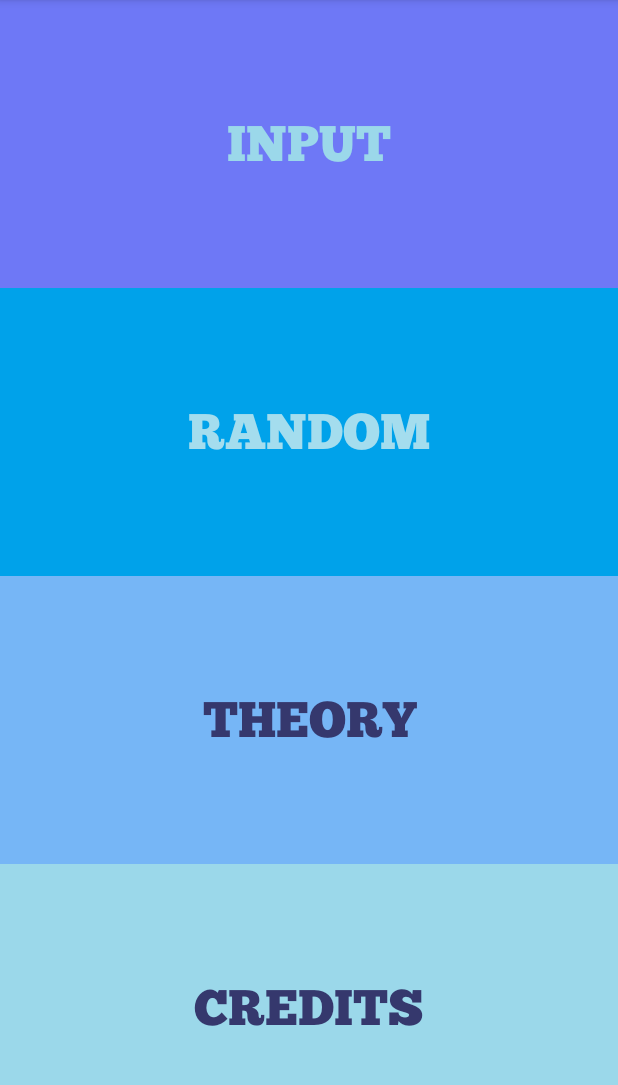
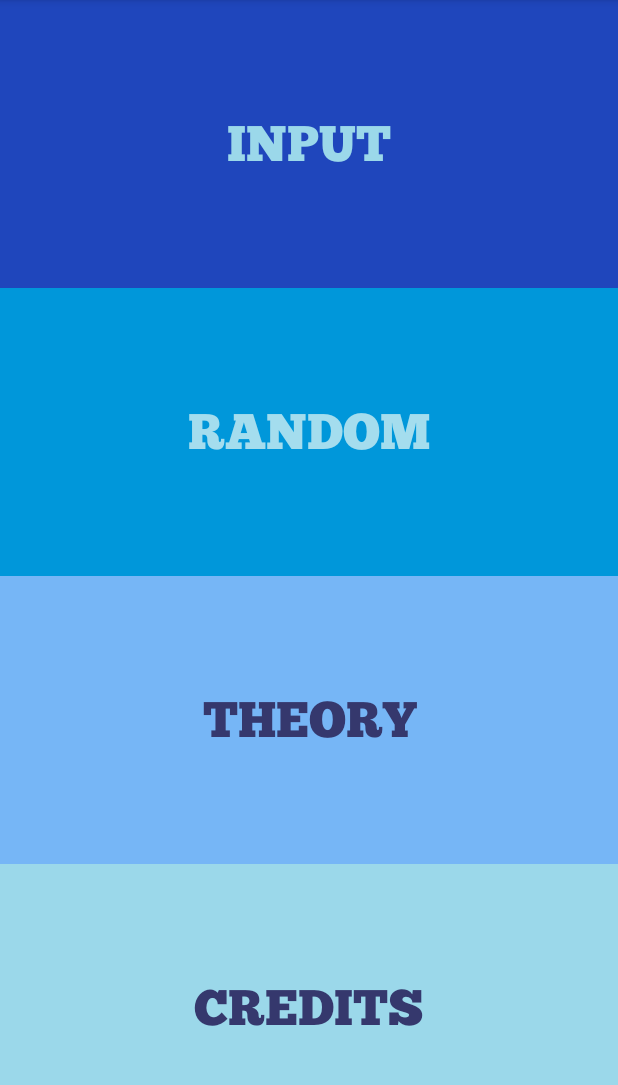
Before and after one commit to sayon794/Trans-Vibe, an Android app: the screen it shows after launch (MainActivity), on a phone screen of 412 x 824 dp, the part 84-1169 px from its top. Run offline under Robolectric (Android 15) with nearby library versions, the phone set to English and light mode, and no system bars; Roboto replaces fonts that are not available here.

Commit message:
hey new screen! maliha did it though

```diff
--- a/app/src/main/java/team15/com/transvibe/MainActivity.java
+++ b/app/src/main/java/team15/com/transvibe/MainActivity.java
@@ -18,6 +18,7 @@ public class MainActivity extends AppCompatActivity {
     protected void onCreate(Bundle savedInstanceState) {
         super.onCreate(savedInstanceState);
         setContentView(R.layout.activity_main);
+
         Button n[]=new Button [4];
         n[0]=(Button) findViewById(R.id.button1);
         n[1]=(Button) findViewById(R.id.button2);
--- /dev/null
+++ b/app/src/main/java/team15/com/transvibe/starting_screen.java
@@ -0,0 +1,107 @@
+package team15.com.transvibe;
+
+import android.graphics.Typeface;
+import android.os.Bundle;
+import android.support.design.widget.FloatingActionButton;
+import android.support.design.widget.Snackbar;
+import android.support.v7.app.AppCompatActivity;
+import android.support.v7.widget.Toolbar;
+import android.view.View;
+import android.view.animation.Animation;
+import android.view.animation.Animation.AnimationListener;
+import android.view.animation.AnimationUtils;
+import android.widget.TextView;
+import android.os.Handler;
+import java.util.Timer;
+import android.app.Activity;
+import android.util.Log;
+import android.os.Message;
+import java.util.TimerTask;
+import android.content.Intent;
+public class starting_screen extends AppCompatActivity {
+    TextView tv=null;
+    boolean done=false;
+
+    Runnable run1;
+    Runnable run2;
+    Runnable run3;
+    Handler handlerIntent;
+    @Override
+    protected void onCreate(Bundle savedInstanceState) {
+        super.onCreate(savedInstanceState);
+        setContentView(R.layout.activity_starting_screen);
+        tv= (TextView)findViewById(R.id.trans);
+        final Typeface face=Typeface.createFromAsset(getAssets(), "Chunkfive.otf");
+        tv.setTypeface(face);
+        setText("  TRANS");
+        int secondsDelayed = 3;
+        new Handler().postDelayed(run1 = new Runnable() {
+            public void run() {
+                tv = (TextView) findViewById(R.id.vibe);
+                tv.setTypeface(face);
+                setText("VIBE");
+            }
+        }, secondsDelayed * 1000);
+        int secondsDelayed3 = 4;
+        new Handler().postDelayed(run2 = new Runnable() {
+            public void run() {
+                Animation translatebu = AnimationUtils.loadAnimation(starting_screen.this, R.anim.starting);
+                TextView tv2 = (TextView) findViewById(R.id.tilde);
+                tv2.setText("~");
+                tv2.startAnimation(translatebu);
+            }
+        }, secondsDelayed3 * 1000);
+
+
+
+        int secondsDelayed2 = 6;
+        (handlerIntent = new Handler()).postDelayed(run3 = new Runnable() {
+            public void run() {
+
+                Intent intent = new Intent(starting_screen.this, MainActivity.class);
+                startActivity(intent);
+                finish();
+            }
+        }, secondsDelayed2 * 1000);
+
+    }
+    @Override
+    public void onBackPressed() {
+        handlerIntent.removeCallbacks(run3);
+        finish();
+
+    }
+    public void setText(final String s)
+    {
+        done=false;
+        final int[] i = new int[1];
+        i[0] = 0;
+        final int length = s.length();
+        final Handler handler = new Handler()
+        {
+            @Override
+            public void handleMessage(Message msg) {
+                super.handleMessage(msg);
+                char c= s.charAt(i[0]);
+                Log.d("Strange",""+c);
+                tv.append(String.valueOf(c));
+                i[0]++;
+            }
+        };
+
+        final Timer timer = new Timer();
+        TimerTask taskEverySplitSecond = new TimerTask() {
+            @Override
+            public void run() {
+                handler.sendEmptyMessage(0);
+                if (i[0] == length - 1) {
+                    timer.cancel();
+                    done=true;
+                }
+            }
+        };
+        timer.schedule(taskEverySplitSecond, 1, 400);
+
+    }
+
+}
--- /dev/null
+++ b/app/src/main/res/anim/starting.xml
@@ -0,0 +1,8 @@
+<?xml version="1.0" encoding="utf-8"?>
+<set xmlns:android="http://schemas.android.com/apk/res/android"
+    android:interpolator="@android:anim/accelerate_decelerate_interpolator">
+    <translate
+        android:fromYDelta="-100%p"
+        android:toYDelta="0"
+        android:duration="1000"/>
+</set>
--- a/app/src/main/res/layout/activity_main.xml
+++ b/app/src/main/res/layout/activity_main.xml
@@ -20,7 +20,7 @@
                 android:layout_weight="1"
                 android:layout_marginTop="-7dp"
                 android:layout_marginBottom="-7dp"
-                android:background="#6e78f6"
+                android:background="#1f46bc"
                 android:clickable="true"
                 android:textSize="33dp"
                 android:typeface="serif"
@@ -38,7 +38,7 @@
                 android:layout_weight="1"
                 android:layout_marginTop="-7dp"
                 android:layout_marginBottom="-7dp"
-                android:background="#00A2EA"
+                android:background="#0097da"
                 android:textSize="33dp"
                 android:typeface="serif"
                 android:onClick="onClickRandom"
--- a/app/src/main/res/layout/content_input.xml
+++ b/app/src/main/res/layout/content_input.xml
@@ -68,10 +68,9 @@
             android:textColor="#94cbdc"
             android:background="@drawable/rounded_button"
             android:clickable="true"
+            android:layout_marginTop="75dp"
             android:layout_below="@+id/spinner3"
-            android:layout_centerHorizontal="true"
-            android:layout_marginTop="38dp"
-            />
+            android:layout_centerHorizontal="true" />
 
         <TextView
             android:layout_width="wrap_content"
--- a/app/src/main/res/values/strings.xml
+++ b/app/src/main/res/values/strings.xml
@@ -15,4 +15,5 @@
     <string-array name="tension_options">
         <item>Newton</item>
     </string-array>
+    <string name="title_activity_starting_screen">starting_screen</string>
 </resources>
```
Also changed, not shown: app/src/main/AndroidManifest.xml (+12 -4 lines), app/src/main/res/layout/activity_starting_screen.xml (added, +50 -0 lines).
